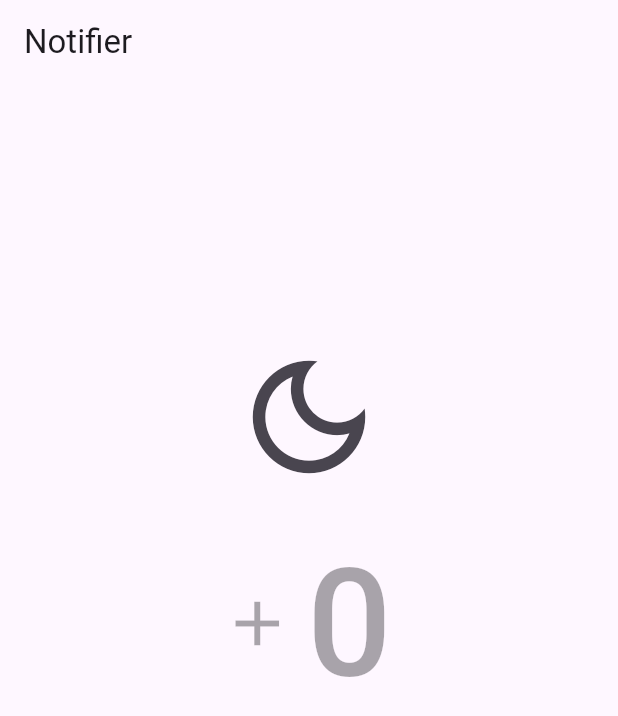
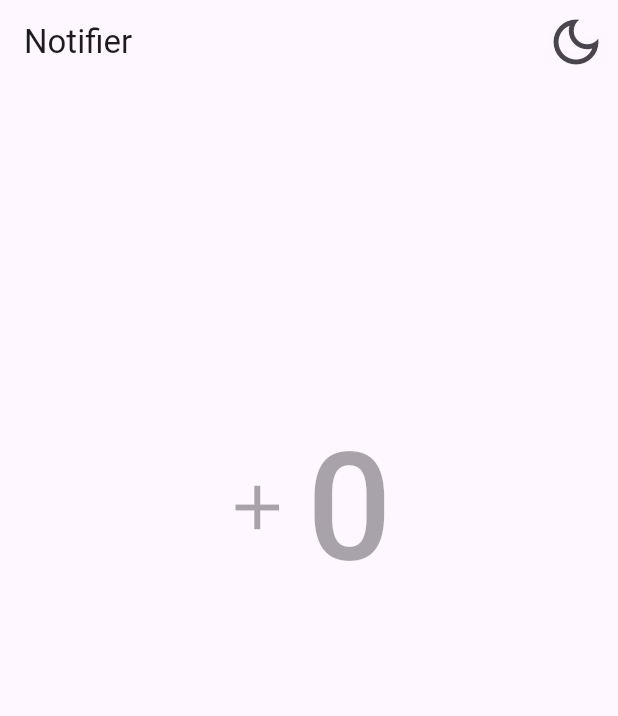
Before and after one commit to danielserna23/riverpod3_fluttermed, a Flutter app: the CounterNotifierScreen screen opened by its route, on a phone screen of 412 x 824 dp. Shown: the top 716 px of the screen. Run offline on Flutter 3.47's test engine with Material 3 defaults, Android fonts, the phone set to English and light mode, and no system bars; our stand-ins replace dio, flutter_riverpod, go_router, rive; missing offline and left inert: random_name_generator.

Commit message:
feat: mejoras en counterNotifierScreen

```diff
--- a/lib/presentation/screens/02_counter_notifier/counter_notifier_screen.dart
+++ b/lib/presentation/screens/02_counter_notifier/counter_notifier_screen.dart
@@ -11,22 +11,20 @@ class CounterNotifierScreen extends ConsumerWidget {
     final bool isDark = true;
 
     return Scaffold(
-      appBar: AppBar(title: const Text('Notifier')),
-      body: Center(
-        child: Column(
-          children: [
-            const Spacer(),
+      appBar: AppBar(
+        title: const Text('Notifier'),
+        actions: [
           IconButton(
             onPressed: () {},
             icon: Icon(
               isDark ? Icons.dark_mode_outlined : Icons.light_mode_outlined,
-                size: 100,
+              size: 40,
             ),
           ),
-            const CustomCounterR(),
-            const Spacer(flex: 2),
         ],
       ),
+      body: const Center(
+        child: Column(children: [Spacer(), CustomCounterR(), Spacer(flex: 2)]),
       ),
     );
   }
```
Lines whose indentation alone changed are shown as unchanged.
